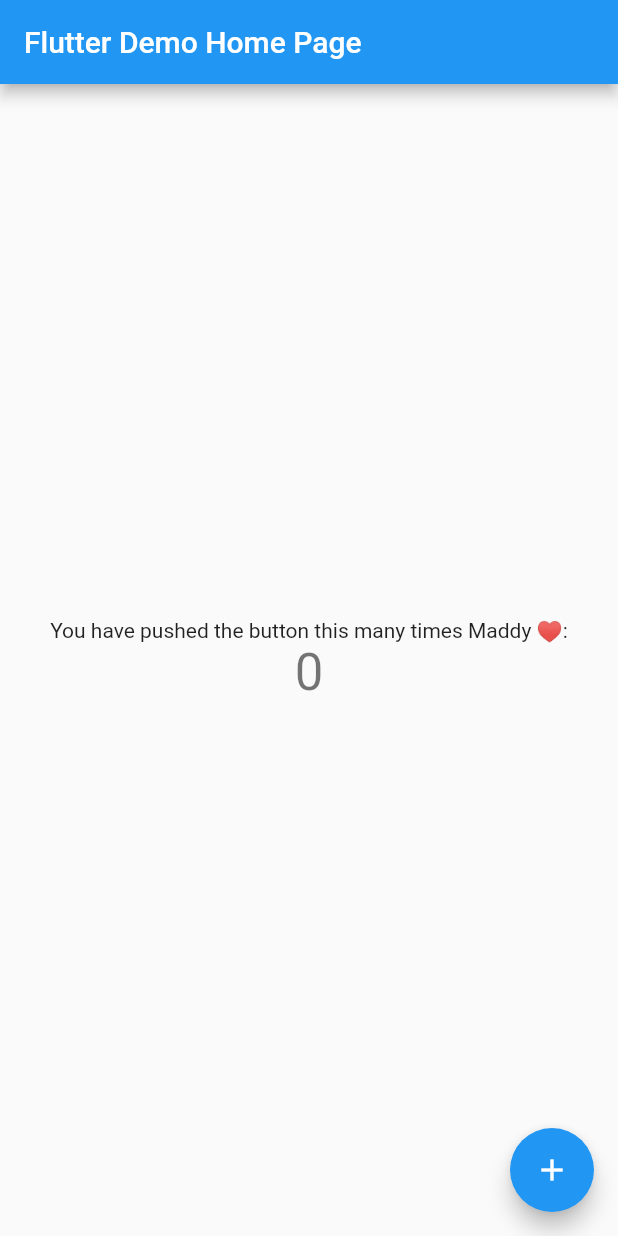
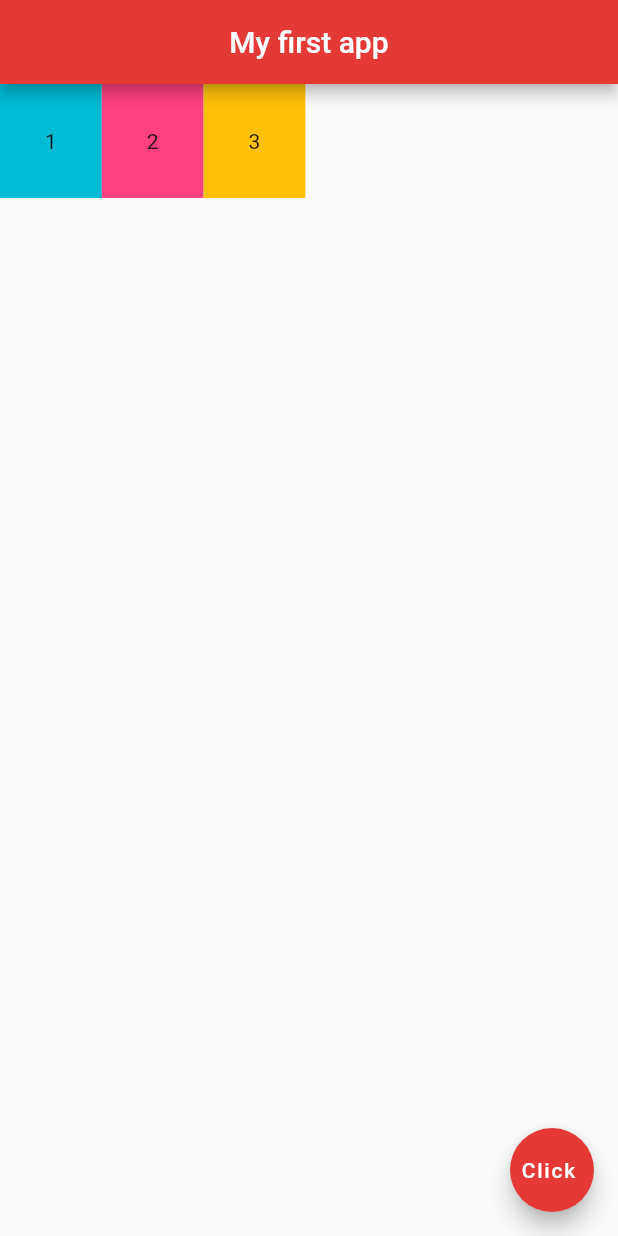
Before and after one commit to KarthikManoj/Flutter, a Flutter app: the screen it shows after launch, on a phone screen of 412 x 824 dp. Run offline on Flutter 3.47's test engine with Material 2 defaults, Android fonts, the phone set to English and light mode, and no system bars.

Commit message:
Second Commit

```diff
--- a/lib/main.dart
+++ b/lib/main.dart
@@ -1,117 +1,45 @@
 import 'package:flutter/material.dart';
 
 void main() {
-  runApp(MyApp());
+  runApp(MaterialApp(
+  home: Home()
+  ));
 }
 
-class MyApp extends StatelessWidget {
-  // This widget is the root of your application.
+class Home extends StatelessWidget {
   @override
   Widget build(BuildContext context) {
-    return MaterialApp(
-      title: 'Flutter Demo',
-      theme: ThemeData(
-        // This is the theme of your application.
-        //
-        // Try running your application with "flutter run". You'll see the
-        // application has a blue toolbar. Then, without quitting the app, try
-        // changing the primarySwatch below to Colors.green and then invoke
-        // "hot reload" (press "r" in the console where you ran "flutter run",
-        // or simply save your changes to "hot reload" in a Flutter IDE).
-        // Notice that the counter didn't reset back to zero; the application
-        // is not restarted.
-        primarySwatch: Colors.blue,
-        // This makes the visual density adapt to the platform that you run
-        // the app on. For desktop platforms, the controls will be smaller and
-        // closer together (more dense) than on mobile platforms.
-        visualDensity: VisualDensity.adaptivePlatformDensity,
+    return Scaffold(
+      appBar: AppBar(
+        title: Text('My first app'),
+        centerTitle: true,
+        backgroundColor: Colors.red[600],
       ),
-      home: MyHomePage(title: 'Flutter Demo Home Page'),
+      body: Row (
+        children: <Widget>[
+          Container(
+            padding: EdgeInsets.all(30.0),
+            color: Colors.cyan,
+            child: Text('1'),
+          ),
+          Container(
+            padding: EdgeInsets.all(30.0),
+            color: Colors.pinkAccent,
+            child: Text('2'),
+          ),
+          Container(
+            padding: EdgeInsets.all(30.0),
+            color: Colors.amber,
+            child: Text('3'),
+          )
+        ],
+      ),
+
+      floatingActionButton: FloatingActionButton(
+        onPressed: () {},
+        child: Text('Click '),
+        backgroundColor: Colors.red[600],
+      ),
     );
   }
 }
-
-class MyHomePage extends StatefulWidget {
-  MyHomePage({Key key, this.title}) : super(key: key);
-
-  // This widget is the home page of your application. It is stateful, meaning
-  // that it has a State object (defined below) that contains fields that affect
-  // how it looks.
-
-  // This class is the configuration for the state. It holds the values (in this
-  // case the title) provided by the parent (in this case the App widget) and
-  // used by the build method of the State. Fields in a Widget subclass are
-  // always marked "final".
-
-  final String title;
-
-  @override
-  _MyHomePageState createState() => _MyHomePageState();
-}
-
-class _MyHomePageState extends State<MyHomePage> {
-  int _counter = 0;
-
-  void _incrementCounter() {
-    setState(() {
-      // This call to setState tells the Flutter framework that something has
-      // changed in this State, which causes it to rerun the build method below
-      // so that the display can reflect the updated values. If we changed
-      // _counter without calling setState(), then the build method would not be
-      // called again, and so nothing would appear to happen.
-      _counter++;
-    });
-  }
-
-  @override
-  Widget build(BuildContext context) {
-    // This method is rerun every time setState is called, for instance as done
-    // by the _incrementCounter method above.
-    //
-    // The Flutter framework has been optimized to make rerunning build methods
-    // fast, so that you can just rebuild anything that needs updating rather
-    // than having to individually change instances of widgets.
-    return Scaffold(
-      appBar: AppBar(
-        // Here we take the value from the MyHomePage object that was created by
-        // the App.build method, and use it to set our appbar title.
-        title: Text(widget.title),
-      ),
-      body: Center(
-        // Center is a layout widget. It takes a single child and positions it
-        // in the middle of the parent.
-        child: Column(
-          // Column is also a layout widget. It takes a list of children and
-          // arranges them vertically. By default, it sizes itself to fit its
-          // children horizontally, and tries to be as tall as its parent.
-          //
-          // Invoke "debug painting" (press "p" in the console, choose the
-          // "Toggle Debug Paint" action from the Flutter Inspector in Android
-          // Studio, or the "Toggle Debug Paint" command in Visual Studio Code)
-          // to see the wireframe for each widget.
-          //
-          // Column has various properties to control how it sizes itself and
-          // how it positions its children. Here we use mainAxisAlignment to
-          // center the children vertically; the main axis here is the vertical
-          // axis because Columns are vertical (the cross axis would be
-          // horizontal).
-          mainAxisAlignment: MainAxisAlignment.center,
-          children: <Widget>[
-            Text(
-              'You have pushed the button this many times Maddy ♥:',
-            ),
-            Text(
-              '$_counter',
-              style: Theme.of(context).textTheme.headline4,
-            ),
-          ],
-        ),
-      ),
-      floatingActionButton: FloatingActionButton(
-        onPressed: _incrementCounter,
-        tooltip: 'Increment',
-        child: Icon(Icons.add),
-      ), // This trailing comma makes auto-formatting nicer for build methods.
-    );
-  }
-}
```
Also changed, not shown: pubspec.yaml (+7 -14 lines), assets/audi1.jpg (added), assets/audi2.jpg (added), assets/love.jpg (added), fonts/IndieFlower-Regular.ttf (added).
